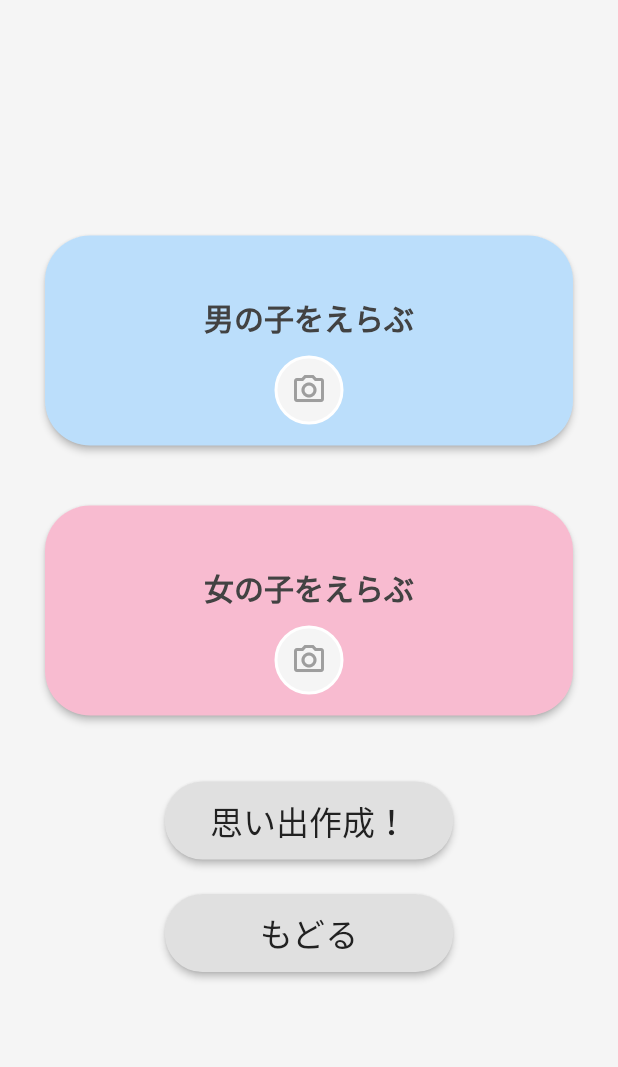
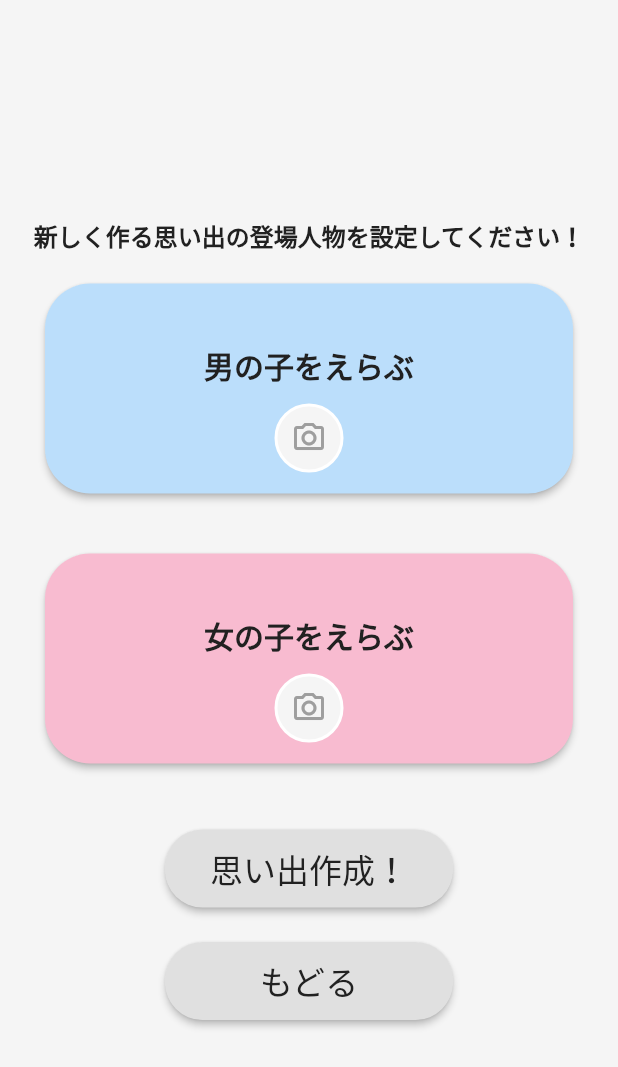
Before and after one commit to protopia-spajam/frontend_flutter, a Flutter app: the PrepareView screen opened directly, on a phone screen of 412 x 824 dp. Shown: the top 1067 px of the screen. Run offline on Flutter 3.47's test engine with Material 2 defaults, Android fonts, the phone set to English and light mode, and no system bars; our stand-ins replace image_picker, loading_animation_widget; network calls fail; Roboto replaces fonts that are missing (AniFont).

Commit message:
文言追加

```diff
--- a/lib/screens/prepare/index.dart
+++ b/lib/screens/prepare/index.dart
@@ -51,7 +51,21 @@ class _PrepareViewState extends State<PrepareView> {
         children: [
           Column(
             children: [
-              Spacer(),
+              const Spacer(),
+              Center(
+                child: Container(
+                  margin: const EdgeInsets.all(20),
+                  child: const Text(
+                    '新しく作る思い出の登場人物を設定してください！',
+                    style: TextStyle(
+                      fontFamily: 'AniFont',
+                      fontWeight: FontWeight.bold,
+                      fontSize: 16,
+                      color: Color(0xFF212121),
+                    ),
+                  ),
+                ),
+              ),
               InkWell(
                 child: men_women_select("男の子をえらぶ", Colors.blue),
                 onTap: () {
@@ -87,7 +101,7 @@ class _PrepareViewState extends State<PrepareView> {
                 },
                 child: Button('もどる'),
               ),
-              Spacer(),
+              const Spacer(),
             ],
           ),
           Visibility(
@@ -142,7 +156,7 @@ class men_women_select extends StatelessWidget {
                     fontFamily: 'AniFont',
                     fontWeight: FontWeight.bold,
                     fontSize: 20,
-                    color: Colors.grey.shade800,
+                    color: Colors.grey.shade900,
                   )),
             ),
             SizedBox(
```
